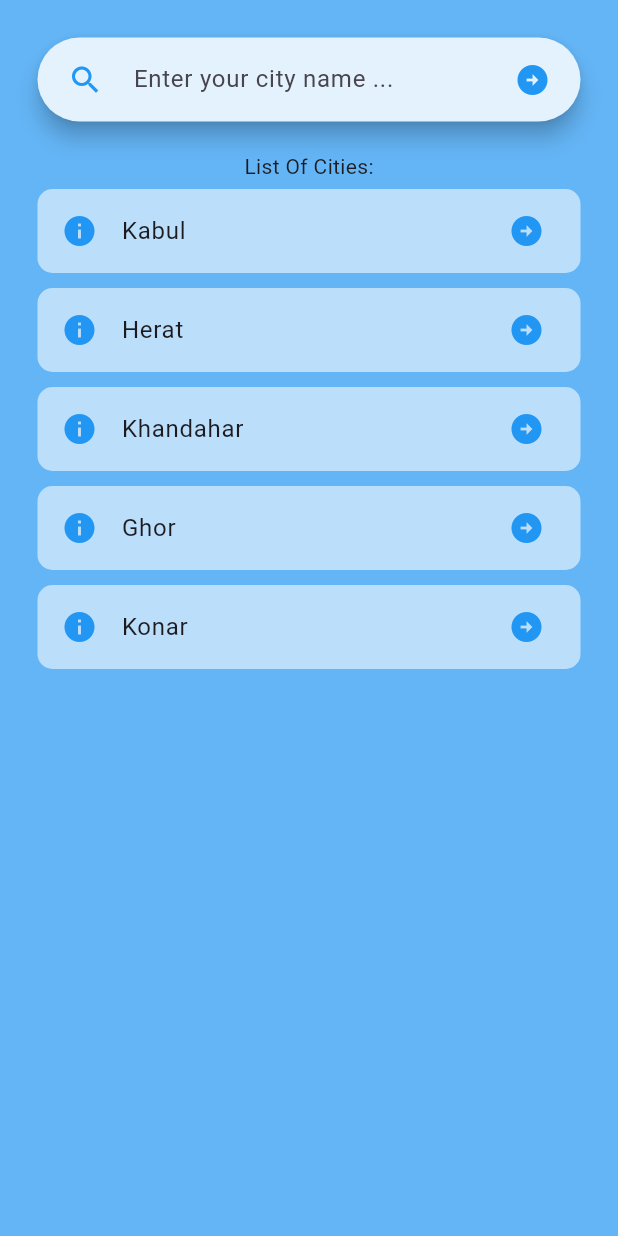
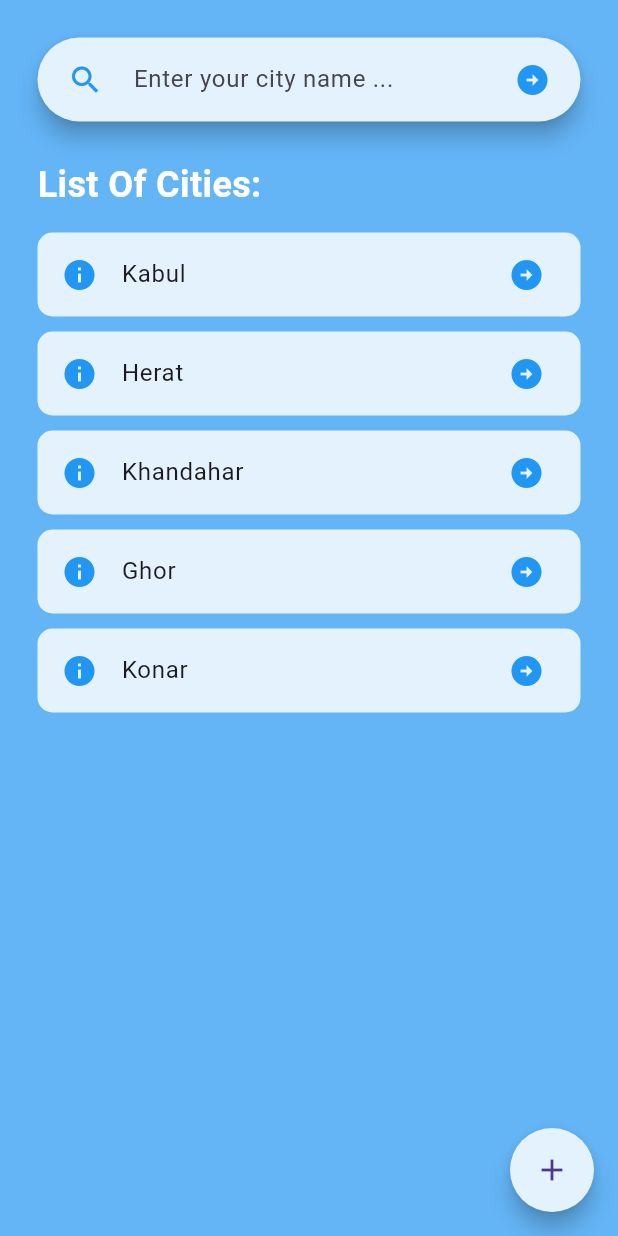
Before and after one commit to SardarHossaini/Weather-App, a Flutter app: the screen it shows after launch, on a phone screen of 412 x 824 dp. Run offline on Flutter 3.47's test engine with Material 3 defaults, Android fonts, the phone set to English and light mode, and no system bars; our stand-ins replace lottie, weather.

Commit message:
add the cityTriler

```diff
--- a/lib/citiesTile.dart
+++ b/lib/citiesTile.dart
@@ -1,4 +1,5 @@
 import 'package:flutter/material.dart';
+import 'package:weather_app/weather_page.dart';
 
 class CitiesTile extends StatelessWidget {
   final String cityName;
@@ -9,10 +10,15 @@ class CitiesTile extends StatelessWidget {
     return Container(
       decoration: BoxDecoration(
         borderRadius: BorderRadius.circular(10),
-        color: Colors.blue[100],
+        color: Colors.blue[50],
       ),
       margin: EdgeInsets.symmetric(vertical: 5),
       child: ListTile(
+        onTap: () {
+          Navigator.push(context, MaterialPageRoute(builder: (context) {
+            return WeatherPage();
+          }));
+        },
         iconColor: Colors.blue,
         title: Text(cityName),
         leading: Icon(Icons.info),
--- a/lib/listOfCities.dart
+++ b/lib/listOfCities.dart
@@ -21,11 +21,11 @@ class _ListOfCitiesState extends State<ListOfCities> {
           child: Padding(
             padding: const EdgeInsets.all(25),
             child: Column(
+              crossAxisAlignment: CrossAxisAlignment.start,
               children: [
                 SearchBar(
                   hintText: "Enter your city name ...",
-                        backgroundColor:
-                            MaterialStateProperty.all(Colors.blue[50]),
+                  backgroundColor: MaterialStateProperty.all(Colors.blue[50]),
                   leading: Icon(
                     Icons.search,
                     color: Colors.blue,
@@ -40,9 +40,19 @@ class _ListOfCitiesState extends State<ListOfCities> {
                       EdgeInsets.symmetric(horizontal: 20)),
                 ),
                 SizedBox(
-                        height: 20,
+                  height: 25,
                 ),
-                      Text("List Of Cities:"),
+                Text(
+                  "List Of Cities:",
+                  textAlign: TextAlign.start,
+                  style: TextStyle(
+                      fontSize: 24,
+                      color: Colors.white,
+                      fontWeight: FontWeight.bold),
+                ),
+                SizedBox(
+                  height: 10,
+                ),
                 Expanded(
                     child: ListView.builder(
                         itemCount: value.cityList.length,
@@ -54,6 +64,14 @@ class _ListOfCitiesState extends State<ListOfCities> {
             ),
           ),
         ),
-            ));
+        floatingActionButton: FloatingActionButton(
+          onPressed: () {},
+          backgroundColor: Colors.blue[50],
+          shape:
+              RoundedRectangleBorder(borderRadius: BorderRadius.circular(50)),
+          child: Icon(Icons.add),
+        ),
+      ),
+    );
   }
 }
```
Lines whose indentation alone changed are shown as unchanged.
